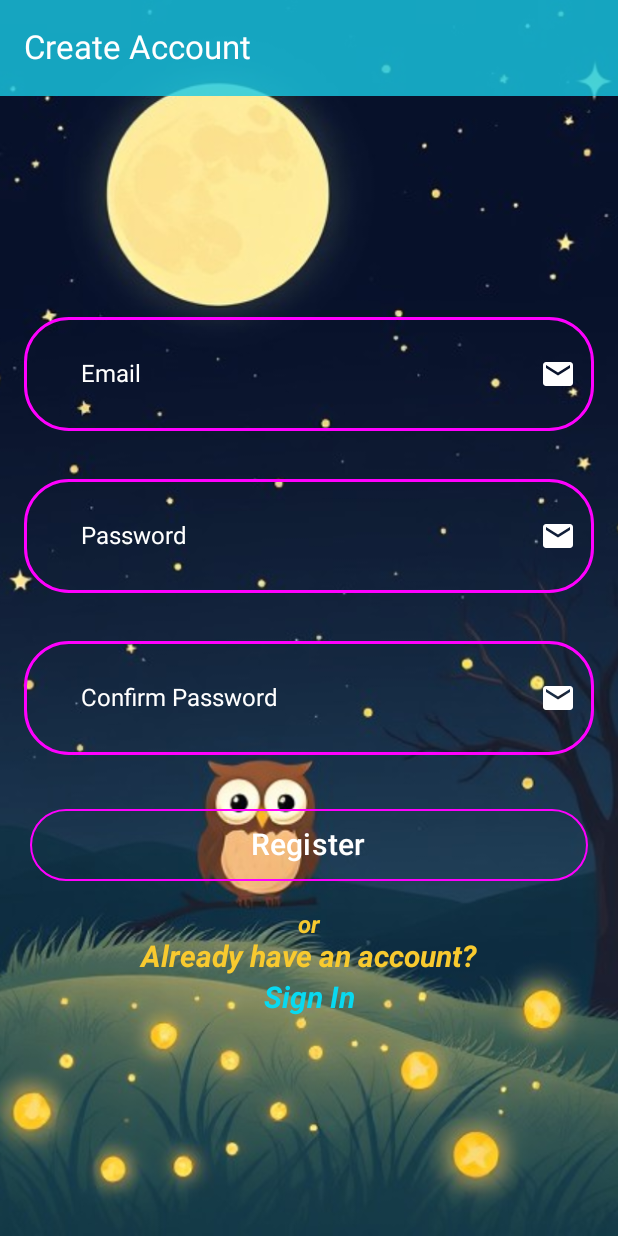
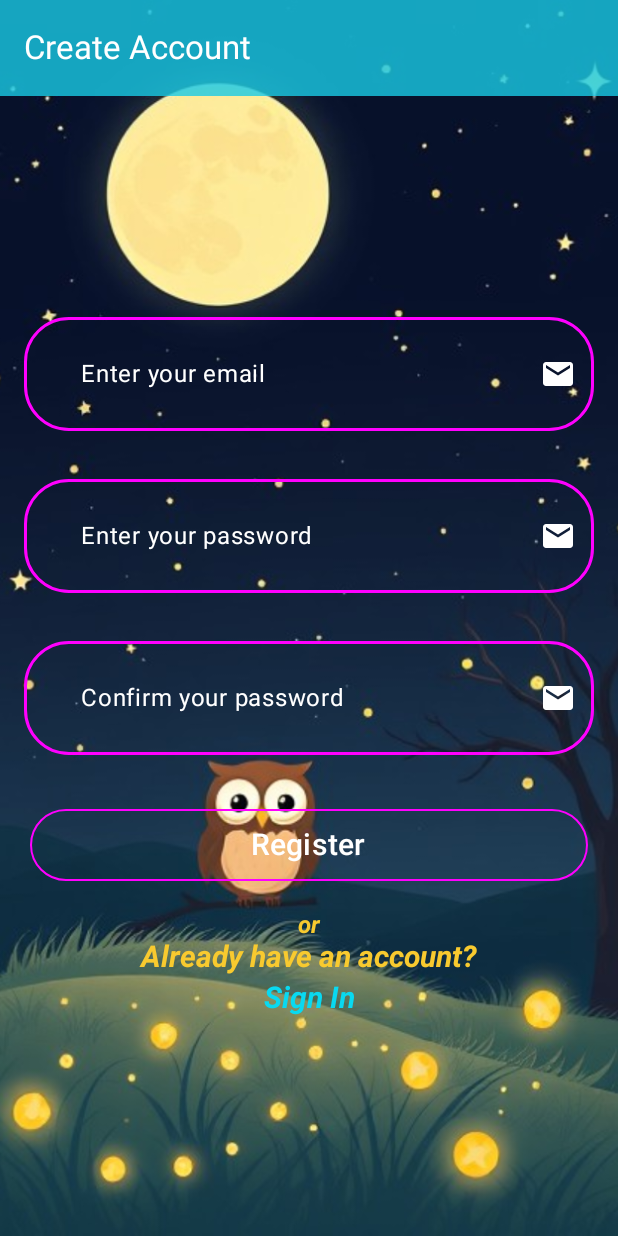
Before and after one commit to Amit-kumar80844/SleepHelperApp, an Android app built with Jetpack Compose: the @Preview function RegistrationScreenPreview, on a phone screen of 412 x 824 dp. Run offline under Robolectric (Android 15) with nearby library versions, the phone set to English and light mode, and no system bars; our stand-ins replace Dagger/Hilt's generated code, Firebase (no records; nobody signed in at launch, a user with empty details on screens opened directly).

Commit message:
Fix some ui and move to main part`

```diff
--- a/app/src/main/java/com/example/sleephelperapp/presentation/common/CustomButton.kt
+++ b/app/src/main/java/com/example/sleephelperapp/presentation/common/CustomButton.kt
@@ -30,12 +30,11 @@ fun CustomButton(
     modifier: Modifier = Modifier.fillMaxWidth()
         .border(borderWidth, borderColor, RoundedCornerShape(roundedCorner)),
     transparency: Float = 0.5f,
-    onClick: @Composable () -> Unit = {}
+    onClick: () -> Unit = {}
 ) {
     val context = LocalContext.current
-
     Button(
-        onClick ={},
+        onClick =onClick,
         shape = RoundedCornerShape(roundedCorner),
         colors = ButtonDefaults.buttonColors(containerColor = buttonColor.copy(alpha = 1f-transparency)), // Apply transparency
         modifier = modifier
--- a/app/src/main/java/com/example/sleephelperapp/presentation/common/CustomTextField.kt
+++ b/app/src/main/java/com/example/sleephelperapp/presentation/common/CustomTextField.kt
@@ -60,7 +60,7 @@ fun CustomTextField(
             }
             TextField(
                 keyboardOptions=keyboardOptions,
-                placeholder = { Text(text = placeholder, color = Color.Black, fontSize = fontSize.sp) },
+                placeholder = { Text(text = placeholder, color = textColor, fontSize = fontSize.sp) },
                 value = text,
                 onValueChange = onTextChange,
                 modifier = Modifier.weight(1f),
--- a/app/src/main/java/com/example/sleephelperapp/presentation/screen/Authentication/AuthViewModel.kt
+++ b/app/src/main/java/com/example/sleephelperapp/presentation/screen/Authentication/AuthViewModel.kt
@@ -19,12 +19,11 @@ import kotlinx.coroutines.launch
 import javax.inject.Inject
 
 sealed class AuthUiState {
-    object Idle : AuthUiState()
-    object Loading : AuthUiState()
-    object Success : AuthUiState()
+    data object Idle : AuthUiState()
+    data object Loading : AuthUiState()
+    data object Success : AuthUiState()
     data class Error(val message: String) : AuthUiState()
 }
-
 
 @HiltViewModel
 open class AuthViewModel @Inject constructor(
@@ -34,7 +33,7 @@ open class AuthViewModel @Inject constructor(
     val isUserSignedInUseCase: isUserSignedInUseCase,
     val validateCredentialsUseCase: ValidateCredentialsUseCase,
 ) : ViewModel() {
-    fun signInWithGoogle(idToken: String) {
+/*    fun signInWithGoogle(idToken: String) {
         Log.d("AuthViewModel", "Attempting Google Sign-In")
         val credential = GoogleAuthProvider.getCredential(idToken, null)
         FirebaseAuth.getInstance().signInWithCredential(credential)
@@ -48,8 +47,7 @@ open class AuthViewModel @Inject constructor(
                     Log.d("AuthViewModel", "Google Sign-In failed: ${it.exception}")
                 }
             }
-
-    }
+    }*/
     var authUiState = mutableStateOf<AuthUiState>(AuthUiState.Idle)
     fun signUpWithEmail(email: String, password: String , confirmPassword: String) {
         when(val result = validateCredentialsUseCase(email, password , confirmPassword)) {
@@ -75,6 +73,7 @@ open class AuthViewModel @Inject constructor(
     fun signInWithEmail(email: String, password: String) {
             Log.d("AuthViewModel", "Email Sign-In validation successful")
             viewModelScope.launch {
+                Log.d("AuthViewModel", "Attempting Email Sign-In")
                 emailSignInUseCase(email, password)
             }
     }
--- a/app/src/main/java/com/example/sleephelperapp/presentation/screen/Authentication/Sign_in.kt
+++ b/app/src/main/java/com/example/sleephelperapp/presentation/screen/Authentication/Sign_in.kt
@@ -1,5 +1,6 @@
 package com.example.sleephelperapp.presentation.screen.Authentfication
 
+import android.util.Log
 import android.widget.Toast
 import androidx.compose.foundation.Image
 import androidx.compose.foundation.border
@@ -152,10 +153,10 @@ fun LoginScreen(navigator: NavHostController /*,  viewModel: AuthViewModel*/) {
             )*/
 
             // Already Have an Account
-            NonClickableText(text = "Already have an account?", modifier = Modifier.fillMaxWidth())
+            NonClickableText(text = "Create a new account?", modifier = Modifier.fillMaxWidth())
             // Sign In
             ClickableText(
-                text = "Sign In",
+                text = "Sign Up",
                 modifier = Modifier
                     .fillMaxWidth()
                     .clickable { navigator.navigate("Register") }
@@ -169,6 +170,7 @@ fun ClickableText(
     modifier: Modifier = Modifier.fillMaxWidth(),
     color: Color = Color(0xFF09D9F1),
 ) {
+    Log.d("ClickableText", "Text: $text")
     Text(
         text = text,
         modifier = modifier,
--- a/app/src/main/java/com/example/sleephelperapp/presentation/screen/Authentication/sign_up.kt
+++ b/app/src/main/java/com/example/sleephelperapp/presentation/screen/Authentication/sign_up.kt
@@ -20,13 +20,16 @@ import androidx.compose.material3.Scaffold
 import androidx.compose.material3.Text
 import androidx.compose.runtime.Composable
 import androidx.compose.runtime.LaunchedEffect
+import androidx.compose.runtime.getValue
 import androidx.compose.runtime.mutableStateOf
 import androidx.compose.runtime.remember
 import androidx.compose.runtime.rememberCoroutineScope
+import androidx.compose.runtime.setValue
 import androidx.compose.ui.Alignment
 import androidx.compose.ui.Modifier
 import androidx.compose.ui.graphics.Color
 import androidx.compose.ui.layout.ContentScale
+import androidx.compose.ui.platform.LocalContext
 import androidx.compose.ui.res.painterResource
 import androidx.compose.ui.text.font.FontStyle
 import androidx.compose.ui.text.font.FontWeight
@@ -56,8 +59,27 @@ fun Registration(navigator: NavHostController ) {
 @OptIn(ExperimentalMaterial3Api::class)
 @Composable
 fun RegistrationScreen(navigator: NavHostController, viewModel: AuthViewModel) { // Renamed to avoid conflict and for clarity
-    val isLoading = remember { mutableStateOf(false) }
     val authState = viewModel.authUiState.value
+    val context = LocalContext.current
+    var validationMessage by remember { mutableStateOf("") }
+    var confirmPassword by remember { mutableStateOf("") }
+    val email = remember { mutableStateOf("") }
+    val password = remember { mutableStateOf("") }
+    LaunchedEffect(authState) {
+        when (authState){
+            is AuthUiState.Success->{
+                Toast.makeText(context, "Registration Successful", Toast.LENGTH_SHORT).show()
+                navigator.navigate("home")
+                viewModel.resetState()
+            }
+            is AuthUiState.Error -> {
+                validationMessage = authState.message
+                Toast.makeText(context, validationMessage, Toast.LENGTH_SHORT).show()
+                viewModel.resetState()
+            }
+            else->Unit
+        }
+    }
     Scaffold(
         topBar = {
             Top_Bar(navigator,"Create Account")
@@ -69,16 +91,15 @@ fun RegistrationScreen(navigator: NavHostController, viewModel: AuthViewModel) {
                 .fillMaxSize(),
             Alignment.Center
         ) {
-
             Image(
                 painter = painterResource(id = R.drawable.registerbackgroundimage),
                 contentDescription = "Background Image",
                 contentScale = ContentScale.Crop,
                 modifier = Modifier.fillMaxSize()
             )
-      if(isLoading.value){
-          IndeterminateCircularIndicator(isLoading = isLoading.value)
-      }else
+      if(authState is AuthUiState.Loading){
+          IndeterminateCircularIndicator(isLoading = true)
+      }else{
             // Apply innerPadding to the Column to prevent content from overlapping with TopAppBar
             Column(
                 modifier = Modifier
@@ -87,7 +108,6 @@ fun RegistrationScreen(navigator: NavHostController, viewModel: AuthViewModel) {
                     .padding(horizontal = 0.dp, vertical = 20.dp) // Adjusted vertical padding
                     .verticalScroll(rememberScrollState()) // Added for scrollability if content overflows
             ) {
-                val text = remember { mutableStateOf("Email ") }
                 CustomTextField(
                     modifier = Modifier
                         .fillMaxWidth()
@@ -102,10 +122,10 @@ fun RegistrationScreen(navigator: NavHostController, viewModel: AuthViewModel) {
                     },
                     paddingLeadingIconEnd = 10.dp,
                     paddingTrailingIconStart = 10.dp,
-                    text = text.value,
-                    onTextChange = { updatedText -> text.value = updatedText }
+                    text = email.value,
+                    placeholder = "Enter your email",
+                    onTextChange = { updatedText -> email.value = updatedText }
                 )
-                val password = remember { mutableStateOf("Password") }
                 CustomTextField(
                     modifier = Modifier
                         .fillMaxWidth()
@@ -121,9 +141,9 @@ fun RegistrationScreen(navigator: NavHostController, viewModel: AuthViewModel) {
                     paddingLeadingIconEnd = 10.dp,
                     paddingTrailingIconStart = 10.dp,
                     text = password.value,
+                    placeholder  = "Enter your password",
                     onTextChange = { updatedText -> password.value = updatedText }
                 )
-                val confirmPassword = remember { mutableStateOf("Confirm Password") }
                 CustomTextField(
                     modifier = Modifier
                         .fillMaxWidth()
@@ -138,8 +158,9 @@ fun RegistrationScreen(navigator: NavHostController, viewModel: AuthViewModel) {
                     },
                     paddingLeadingIconEnd = 10.dp,
                     paddingTrailingIconStart = 10.dp,
-                    text = confirmPassword.value,
-                    onTextChange = { updatedText -> confirmPassword.value = updatedText }
+                    text = confirmPassword,
+                    placeholder = "Confirm your password",
+                    onTextChange = { updatedText -> confirmPassword = updatedText }
                 )
                 CustomButton(
                     text = "Register",
@@ -154,23 +175,8 @@ fun RegistrationScreen(navigator: NavHostController, viewModel: AuthViewModel) {
                         .fillMaxHeight(0.15f) // Consider using fixed height or weight for better responsiveness
                         .border(1.dp, Color.Magenta, RoundedCornerShape(50)),
                     onClick = {
-                        viewModel.signUpWithEmail(text.value, password.value, confirmPassword.value)
-                        LaunchedEffect(authState) {
-                            when (authState) {
-                                is AuthUiState.Success -> {
-                                    navigator.navigate("home") // Adjust destination
-                                    viewModel.resetState()
-                                }
-                                is AuthUiState.Error -> {
-                                    isLoading.value = false
-                                    viewModel.resetState()
-                                }
-                                is AuthUiState.Loading -> {
-                                    isLoading.value = true
-                                }
-                                else -> Unit
-                            }
-                        }
+                        print("Registration button clicked")
+                        viewModel.signUpWithEmail(email.value, password.value, confirmPassword)
                     }
                 )
                 Text(
@@ -225,6 +231,7 @@ fun RegistrationScreen(navigator: NavHostController, viewModel: AuthViewModel) {
                 )
             }
         }
+        }
     }
 }
 
```
